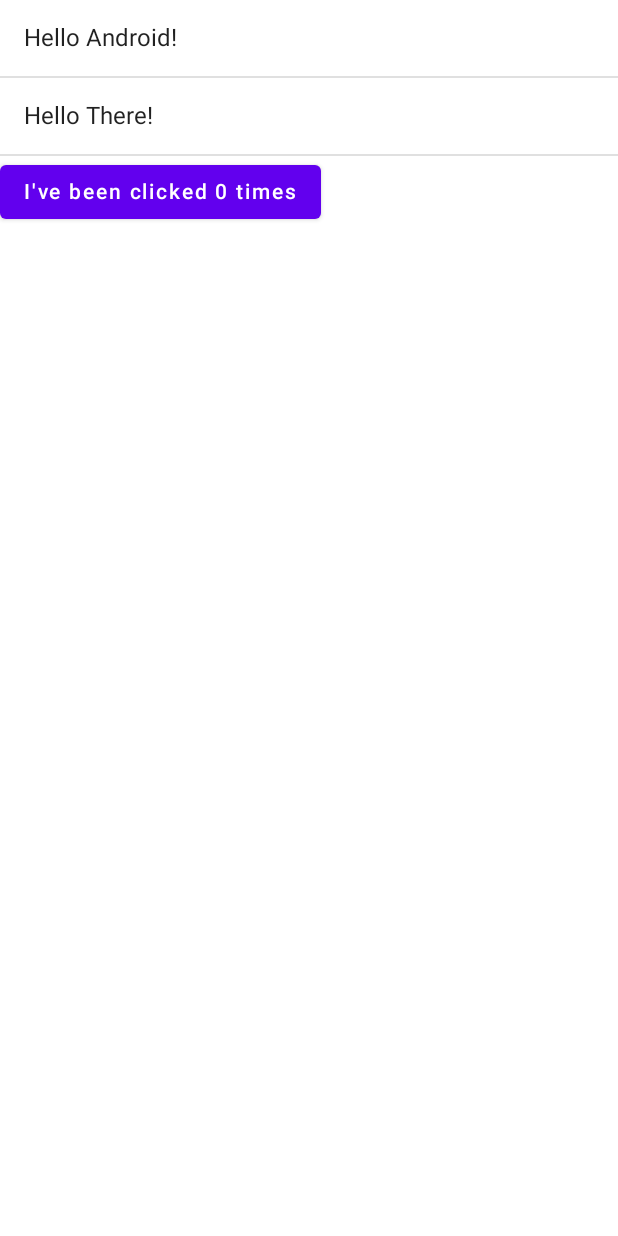
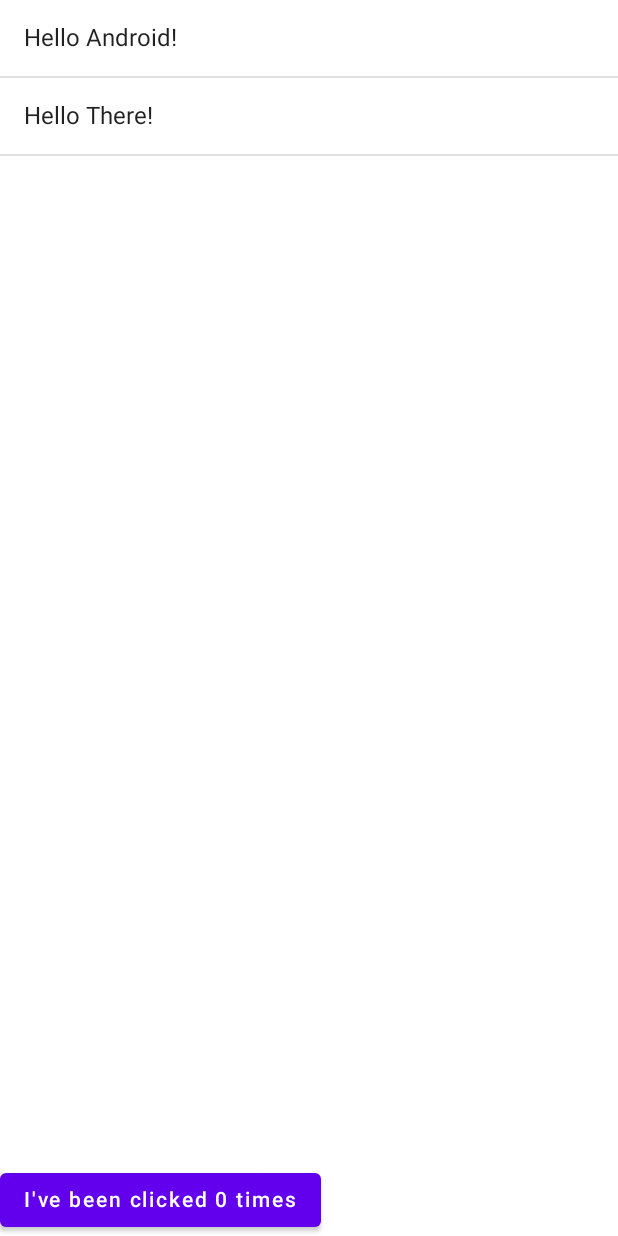
Before and after one commit to alexandregressier/compose-basics, an Android app built with Jetpack Compose: the screen it shows after launch (MainActivity), on a phone screen of 412 x 824 dp. Run offline under Robolectric (Android 15) with nearby library versions, the phone set to English and light mode, and no system bars.

Commit message:
Extract the list of names into its own composable

```diff
--- a/app/src/main/java/dev/gressier/composebasics/MainActivity.kt
+++ b/app/src/main/java/dev/gressier/composebasics/MainActivity.kt
@@ -4,6 +4,7 @@ import android.os.Bundle
 import androidx.activity.ComponentActivity
 import androidx.activity.compose.setContent
 import androidx.compose.foundation.layout.Column
+import androidx.compose.foundation.layout.fillMaxHeight
 import androidx.compose.foundation.layout.fillMaxSize
 import androidx.compose.foundation.layout.padding
 import androidx.compose.material.*
@@ -28,14 +29,23 @@ class MainActivity : ComponentActivity() {
 @Composable
 fun MyScreenContent(names: List<String> = listOf("Android", "There")) {
     var counterState by remember { mutableStateOf(0) }
-    Column() {
-        names.forEach { name ->
-            Greeting (name = name)
-            Divider()
-        }
+
+    Column(modifier = Modifier.fillMaxHeight()) {
+        NamesList(names = names, modifier = Modifier.weight(1f))
+
         Counter(count = counterState, updateCount = { newCount -> counterState = newCount })
         if (counterState > 5) {
             Text(text = "I ❤️ to count!")
+        }
+    }
+}
+
+@Composable
+fun NamesList(names: List<String>, modifier: Modifier = Modifier) {
+    Column(modifier = modifier) {
+        names.forEach { name ->
+            Greeting(name = name)
+            Divider()
         }
     }
 }
```
